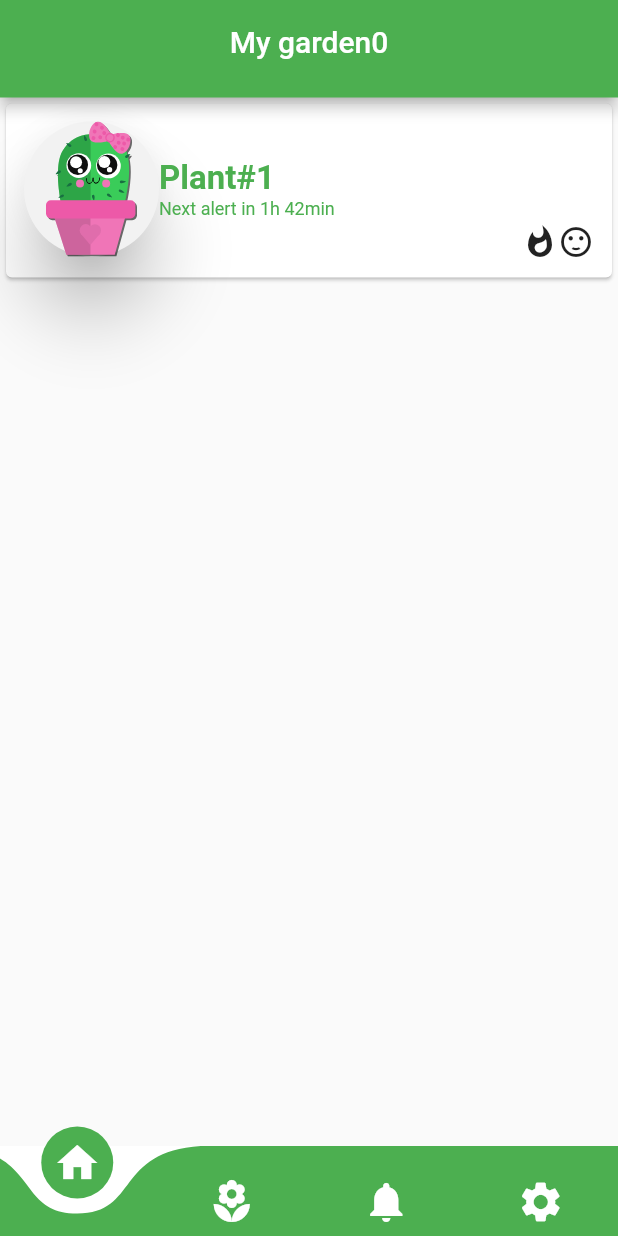
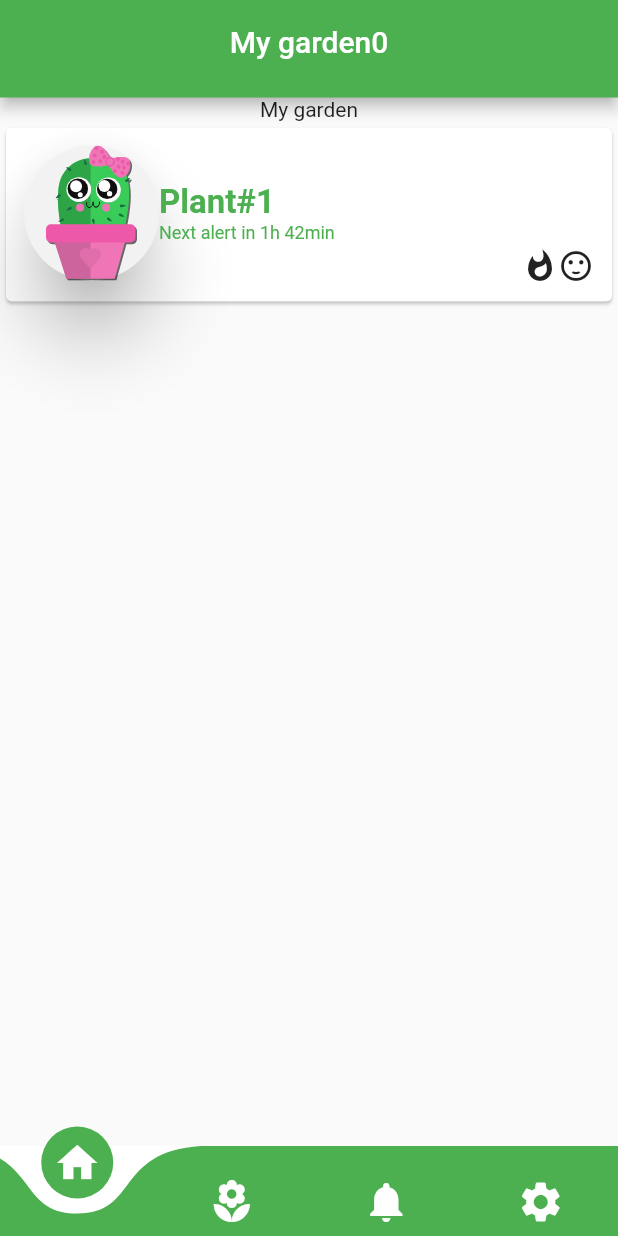
Before and after one commit to MrHup/my-garden, a Flutter app: the screen it shows after launch, on a phone screen of 412 x 824 dp. Run offline on Flutter 3.47's test engine with Material 2 defaults, Android fonts, the phone set to English and light mode, and no system bars; drawn by our look-alikes of curved_navigation_bar; our stand-ins replace flutter_svg.

Commit message:
Some stuff

```diff
--- a/lib/garden.dart
+++ b/lib/garden.dart
@@ -10,8 +10,14 @@ class Garden extends StatelessWidget {
   @override
   Widget build(BuildContext context) {
     return Container(
-      width: double.infinity,
-      child: ItemList(),
-    );
+        width: double.infinity,
+        child: Column(
+          children: <Widget>[
+            Text(
+              "My garden", textAlign: TextAlign.center,
+            ),
+            ItemList(),
+          ],
+        ));
   }
 }
--- a/lib/main.dart
+++ b/lib/main.dart
@@ -61,6 +61,15 @@ class _MyHomePageState extends State<MyHomePage> {
 
   @override
   Widget build(BuildContext context) {
+    Widget child;
+    if(_page==1){ // if in garden, show floating button
+      child = FloatingActionButton(
+        onPressed: _incrementCounter,
+        tooltip: 'Increment',
+        child: Icon(Icons.add),
+      );
+    } else child=null;
+
     return Scaffold(
       appBar: PreferredSize(
         preferredSize: Size.fromHeight(65.0),
@@ -72,11 +81,7 @@ class _MyHomePageState extends State<MyHomePage> {
         ),
       ),
       body: condts[_page],
-      /*floatingActionButton: FloatingActionButton(
-        onPressed: _incrementCounter,
-        tooltip: 'Increment',
-        child: Icon(Icons.add),
-      ),*/ // This trailing comma makes auto-formatting nicer for build methods.
+      floatingActionButton: child,
       bottomNavigationBar: CurvedNavigationBar(
         color: Colors.green,
         backgroundColor: Colors.white,
```
Also changed, not shown: lib/create_plant.dart (+98 -5 lines), assets/cactus.svg (added), assets/orchid.svg (added), assets/succulent.svg (added).
